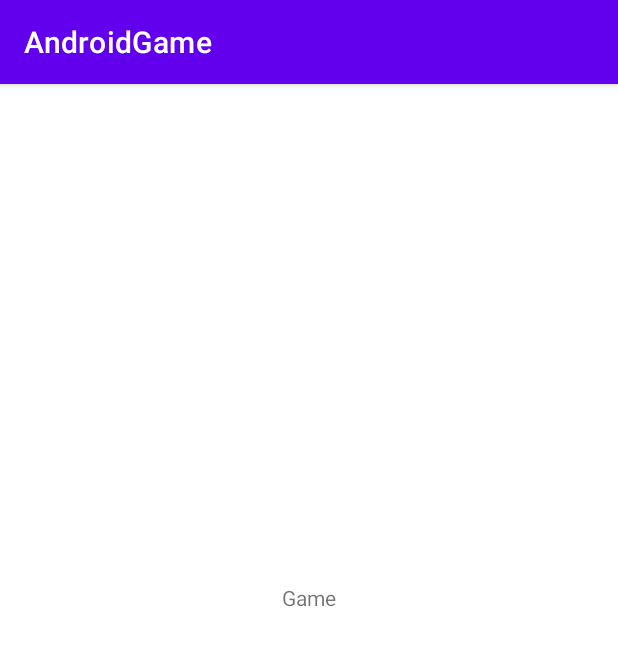
After one commit to Islamjdallali/AndroidGame, an Android app: the GameActivity screen opened directly, with no data from a screen before it, on a phone screen of 412 x 824 dp. The commit adds this screen. Shown: the top 646 px of the screen. Run offline under Robolectric (Android 15) with nearby library versions, the phone set to English and light mode, and no system bars.

Commit message:
Buttons launch new activity

```diff
--- /dev/null
+++ b/app/src/main/java/tees/ac/uk/mgd/w9090951/example/androidgame/GameActivity.java
@@ -0,0 +1,14 @@
+package tees.ac.uk.mgd.w9090951.example.androidgame;
+
+import androidx.appcompat.app.AppCompatActivity;
+
+import android.os.Bundle;
+
+public class GameActivity extends AppCompatActivity {
+
+    @Override
+    protected void onCreate(Bundle savedInstanceState) {
+        super.onCreate(savedInstanceState);
+        setContentView(R.layout.activity_game_acivity);
+    }
+}
--- /dev/null
+++ b/app/src/main/res/layout/activity_game_acivity.xml
@@ -0,0 +1,20 @@
+<?xml version="1.0" encoding="utf-8"?>
+<androidx.constraintlayout.widget.ConstraintLayout xmlns:android="http://schemas.android.com/apk/res/android"
+    xmlns:app="http://schemas.android.com/apk/res-auto"
+    xmlns:tools="http://schemas.android.com/tools"
+    android:layout_width="match_parent"
+    android:layout_height="match_parent"
+    tools:context=".GameActivity">
+
+    <TextView
+        android:id="@+id/textView2"
+        android:layout_width="wrap_content"
+        android:layout_height="wrap_content"
+        android:layout_marginTop="314dp"
+        android:layout_marginBottom="398dp"
+        android:text="Game"
+        app:layout_constraintBottom_toBottomOf="parent"
+        app:layout_constraintEnd_toEndOf="parent"
+        app:layout_constraintStart_toStartOf="parent"
+        app:layout_constraintTop_toTopOf="parent" />
+</androidx.constraintlayout.widget.ConstraintLayout>
--- a/app/src/main/res/layout/activity_main.xml
+++ b/app/src/main/res/layout/activity_main.xml
@@ -42,6 +42,7 @@
         android:layout_marginEnd="175dp"
         android:layout_marginBottom="328dp"
         android:text="Options"
+        android:onClick="LaunchGameActivity"
         app:layout_constraintBottom_toBottomOf="parent"
         app:layout_constraintEnd_toEndOf="parent"
         app:layout_constraintStart_toStartOf="parent"
```
Also changed, not shown: app/src/main/AndroidManifest.xml (+7 -0 lines), app/src/main/java/tees/ac/uk/mgd/w9090951/example/androidgame/MainActivity.java (+8 -0 lines).
